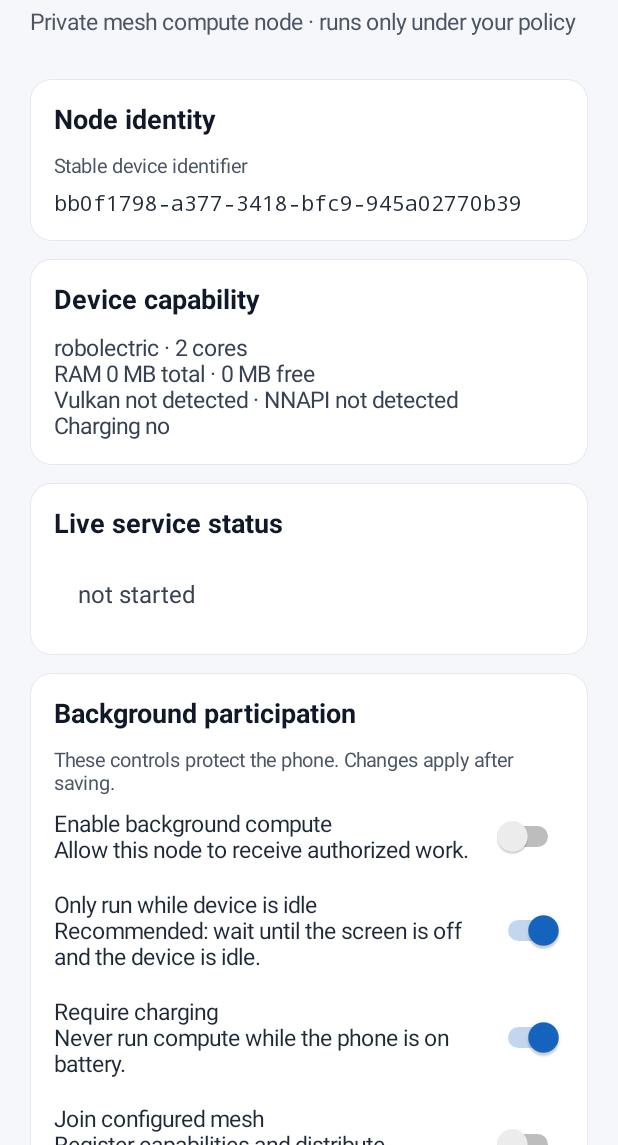
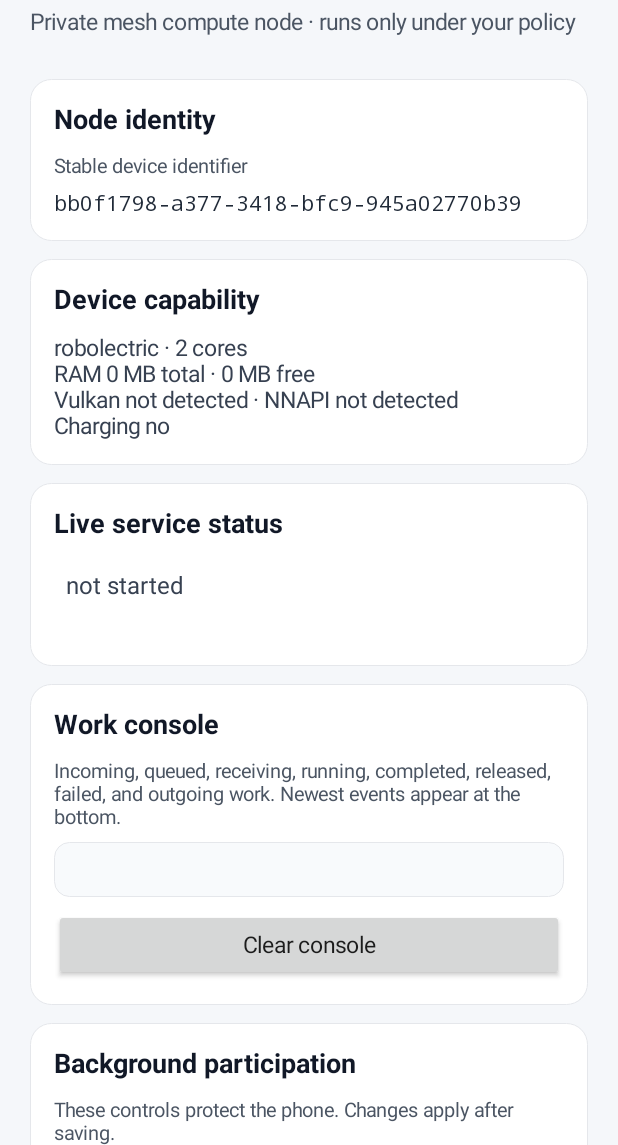
Before and after one commit to ZeroDriveX1/zdx-paralell-pyxel-vm, an Android app: the screen it shows after launch (MainActivity), on a phone screen of 412 x 824 dp, the part 91-1236 px from its top. Run offline under Robolectric (Android 15) with nearby library versions, the light colour scheme and no system bars.

Commit message:
add Android work console and full resource policy controls

```diff
--- a/android/app/src/main/java/com/zerodrivex/zdxnode/MainActivity.kt
+++ b/android/app/src/main/java/com/zerodrivex/zdxnode/MainActivity.kt
@@ -27,6 +27,8 @@ class MainActivity : Activity() {
     private val mainHandler = Handler(Looper.getMainLooper())
     private lateinit var statusView: TextView
     private lateinit var capabilityView: TextView
+    private lateinit var workView: TextView
+    private lateinit var consoleView: TextView
 
     private val refreshUi = object : Runnable {
         override fun run() {
@@ -50,12 +52,27 @@ class MainActivity : Activity() {
         val idle = Switch(this).apply { isChecked = policy.idleOnly }
         val charging = Switch(this).apply { isChecked = policy.requireCharging }
         val meshEnabled = Switch(this).apply { isChecked = mesh.enabled }
+        val memoryLimit = edit("Compute memory limit (MB)", policy.memoryLimitMb.toString(), false).apply {
+            inputType = InputType.TYPE_CLASS_NUMBER
+        }
+        val minFreeMemory = edit("Minimum free RAM to preserve (MB)", policy.minFreeMemoryMb.toString(), false).apply {
+            inputType = InputType.TYPE_CLASS_NUMBER
+        }
         val host = edit("Server or peer hostname", mesh.host, false)
         val port = edit("TLS port", mesh.port.toString(), false).apply { inputType = InputType.TYPE_CLASS_NUMBER }
         val ca = edit("Private CA certificate PEM", mesh.caCertificatePem, true)
 
-        statusView = TextView(this).apply { setTextSize(16f); setPadding(dp(16), dp(14), dp(16), dp(14)) }
+        statusView = TextView(this).apply { setTextSize(16f); setPadding(dp(8), dp(8), dp(8), dp(8)) }
         capabilityView = TextView(this).apply { setTextSize(15f); setTextColor(Color.rgb(55, 65, 81)) }
+        workView = TextView(this).apply { setTextSize(14f); setTextColor(Color.rgb(55, 65, 81)) }
+        consoleView = TextView(this).apply {
+            setTextSize(12f)
+            setTypeface(Typeface.MONOSPACE, Typeface.NORMAL)
+            setTextColor(Color.rgb(31, 41, 55))
+            setTextIsSelectable(true)
+            setPadding(dp(10), dp(10), dp(10), dp(10))
+            background = rounded(Color.rgb(248, 250, 252), 10)
+        }
 
         val root = ScrollView(this).apply { setBackgroundColor(Color.rgb(245, 247, 250)) }
         val content = LinearLayout(this).apply {
@@ -94,13 +111,27 @@ class MainActivity : Activity() {
 
         val status = section("Live service status")
         status.addView(statusView)
+        status.addView(workView)
         content.addView(status, margins())
+
+        val console = section("Work console")
+        console.addView(label("Incoming, queued, receiving, running, completed, released, failed, and outgoing work. Newest events appear at the bottom."))
+        console.addView(consoleView, fieldMargins())
+        console.addView(button("Clear console", false) {
+            WorkEventStore(this).clear()
+            refreshStatus()
+        })
+        content.addView(console, margins())
 
         val participation = section("Background participation")
         participation.addView(label("These controls protect the phone. Changes apply after saving."))
         addSwitch(participation, enabled, "Enable background compute", "Allow this node to receive authorized work.")
         addSwitch(participation, idle, "Only run while device is idle", "Recommended: wait until the screen is off and the device is idle.")
         addSwitch(participation, charging, "Require charging", "Never run compute while the phone is on battery.")
+        participation.addView(label("Compute memory limit"))
+        participation.addView(memoryLimit, fieldMargins())
+        participation.addView(label("Free-memory reserve kept available for Android and foreground apps"))
+        participation.addView(minFreeMemory, fieldMargins())
         addSwitch(participation, meshEnabled, "Join configured mesh", "Register capabilities and distribute authorized artifacts over TLS.")
         content.addView(participation, margins())
 
@@ -112,7 +143,17 @@ class MainActivity : Activity() {
         content.addView(meshSection, margins())
 
         fun saveSettings(): Boolean = try {
-            policyStore.save(policy.copy(enabled = enabled.isChecked, idleOnly = idle.isChecked, requireCharging = charging.isChecked))
+            val memoryLimitMb = memoryLimit.text.toString().toIntOrNull()
+                ?: throw IllegalArgumentException("compute memory limit must be an integer")
+            val minFreeMemoryMb = minFreeMemory.text.toString().toIntOrNull()
+                ?: throw IllegalArgumentException("minimum free memory must be an integer")
+            policyStore.save(policy.copy(
+                enabled = enabled.isChecked,
+                idleOnly = idle.isChecked,
+                requireCharging = charging.isChecked,
+                memoryLimitMb = memoryLimitMb,
+                minFreeMemoryMb = minFreeMemoryMb
+            ))
             meshStore.save(MeshSettings(host.text.toString(), port.text.toString().toIntOrNull() ?: 8765, meshEnabled.isChecked, ca.text.toString()))
             setLocalStatus("Settings saved. Start the background service when ready.")
             true
```
